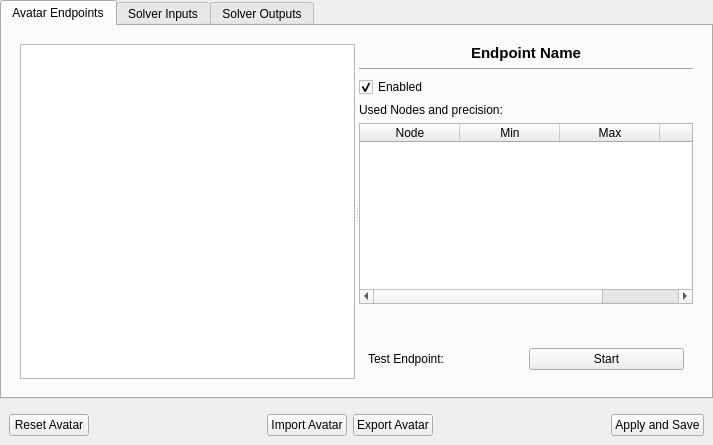
Above: FoxyFace/src/ui/qtcreator/AvatarCalibrationWidget.ui from Jeka8833/FoxyFace before the change. Below: the same form after it.
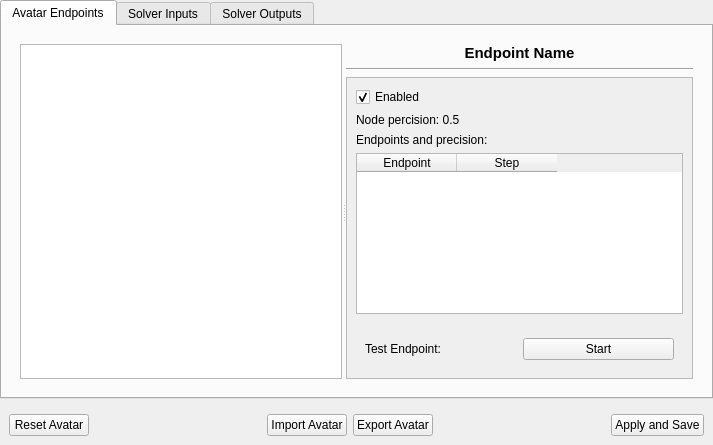
That is the form after the change.

```diff
--- a/FoxyFace/src/ui/qtcreator/AvatarCalibrationWidget.ui
+++ b/FoxyFace/src/ui/qtcreator/AvatarCalibrationWidget.ui
@@ -81,6 +81,21 @@
                </widget>
               </item>
               <item>
+               <widget class="QScrollArea" name="scrollArea">
+                <property name="widgetResizable">
+                 <bool>true</bool>
+                </property>
+                <widget class="QWidget" name="scrollAreaWidgetContents">
+                 <property name="geometry">
+                  <rect>
+                   <x>0</x>
+                   <y>0</y>
+                   <width>326</width>
+                   <height>276</height>
+                  </rect>
+                 </property>
+                 <layout class="QVBoxLayout" name="verticalLayout_5">
+                  <item>
                <widget class="QCheckBox" name="endpoint_enable_cb">
                 <property name="text">
                  <string>Enabled</string>
@@ -90,31 +105,40 @@
                 </property>
                </widget>
               </item>
+                  <item>
+                   <widget class="QLabel" name="label">
+                    <property name="text">
+                     <string notr="true">Node percision: 0.5</string>
+                    </property>
+                   </widget>
+                  </item>
               <item>
                <widget class="QLabel" name="used_nodes_lb">
                 <property name="text">
-                 <string>Used Nodes and precision:</string>
+                     <string>Endpoints and precision:</string>
                 </property>
                </widget>
               </item>
               <item>
                <widget class="QTableWidget" name="used_nodes_table">
+                    <property name="focusPolicy">
+                     <enum>Qt::FocusPolicy::NoFocus</enum>
+                    </property>
+                    <property name="editTriggers">
+                     <set>QAbstractItemView::EditTrigger::NoEditTriggers</set>
+                    </property>
+                    <property name="selectionMode">
+                     <enum>QAbstractItemView::SelectionMode::NoSelection</enum>
+                    </property>
+                    <property name="sortingEnabled">
+                     <bool>true</bool>
+                    </property>
                 <attribute name="horizontalHeaderStretchLastSection">
                  <bool>false</bool>
                 </attribute>
                 <column>
                  <property name="text">
-                  <string>Node</string>
-                 </property>
-                </column>
-                <column>
-                 <property name="text">
-                  <string>Min</string>
-                 </property>
-                </column>
-                <column>
-                 <property name="text">
-                  <string>Max</string>
+                      <string>Endpoint</string>
                  </property>
                 </column>
                 <column>
@@ -161,6 +185,10 @@
                   </widget>
                  </item>
                 </layout>
+                   </widget>
+                  </item>
+                 </layout>
+                </widget>
                </widget>
               </item>
              </layout>
```
Lines whose indentation alone changed are shown as unchanged.
